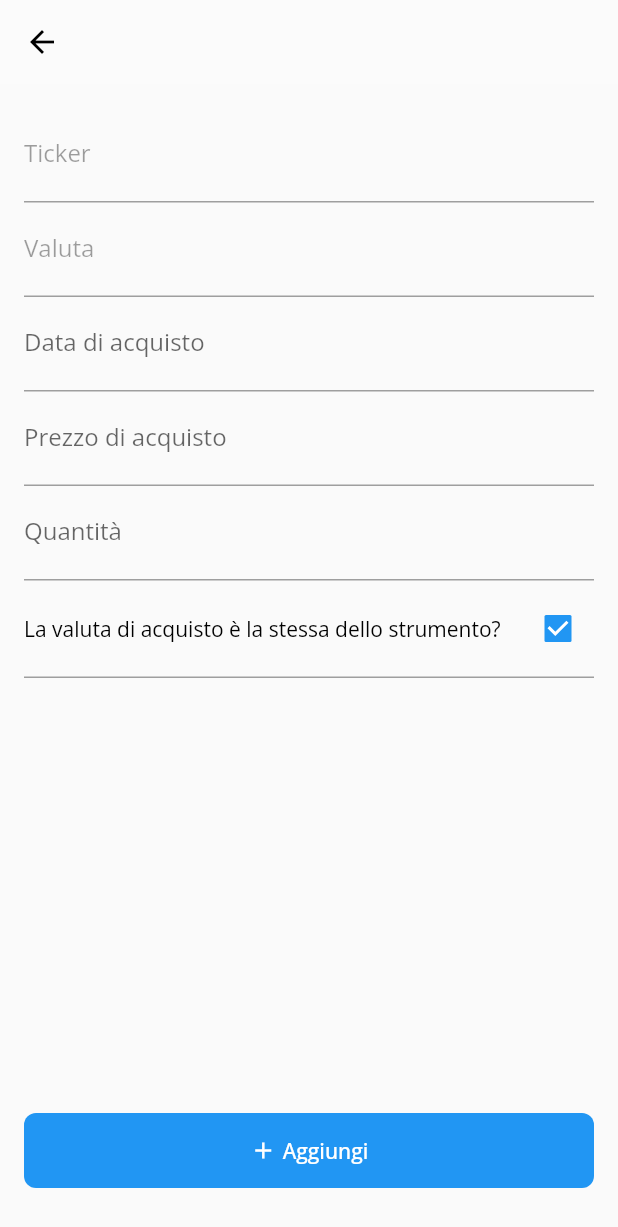
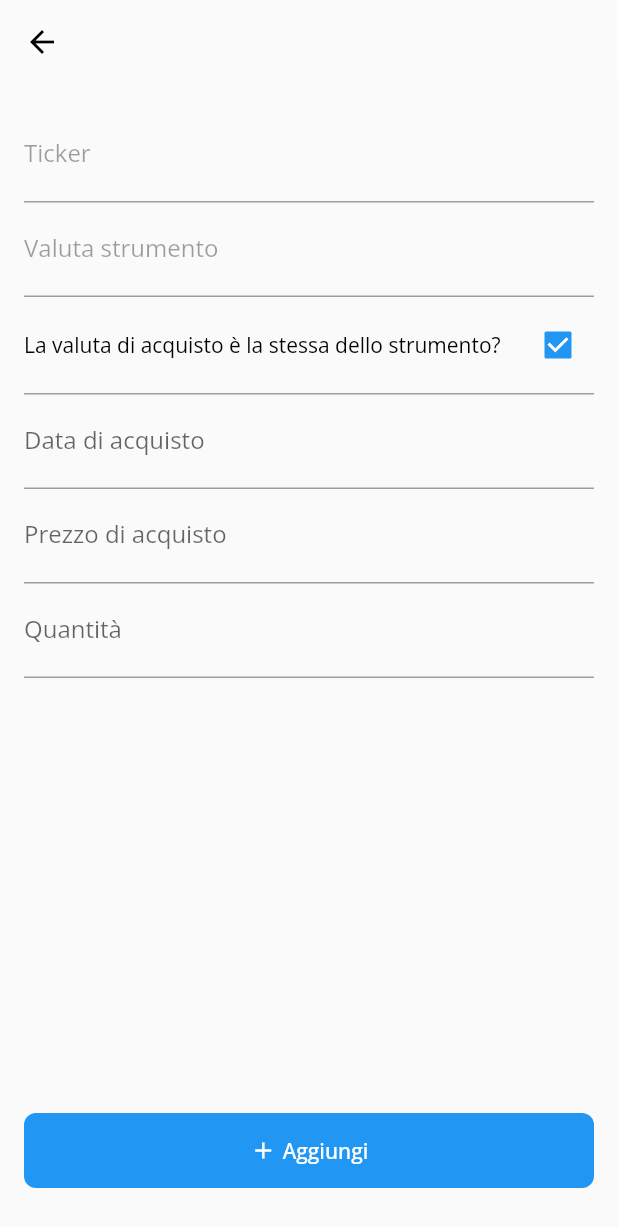
Before and after one commit to giordy16/net-worth-manager, a Flutter app: the AddTransactionPage screen opened directly with empty values, on a phone screen of 412 x 824 dp. Shown: the top 1227 px of the screen. Run offline on Flutter 3.47's test engine with Material 2 defaults, Android fonts, the phone set to English and light mode, and no system bars; our stand-ins replace floor, get, google_fonts, sqflite; missing offline and left inert: forex_conversion; accounts and stored records are empty; generated files the repository leaves out were written again.

Commit message:
DEV | improved add transaction

```diff
--- a/lib/data/MarketPosition.dart
+++ b/lib/data/MarketPosition.dart
@@ -10,7 +10,7 @@ class MarketPosition {
   MarketPosition(this.product, this.transactionsList);
 
   double getCurrentValue() {
-    return getTotQt() * product.lastPrice;
+    return getTotQt() * product.lastPriceOnMainCurrency;
   }
 
   double getTotQt() {
@@ -43,7 +43,7 @@ class MarketPosition {
   }
 
   double getDelta() {
-    return (product.lastPrice - getAvgPrice()) * getTotQt();
+    return (product.lastPriceOnMainCurrency - getAvgPrice()) * getTotQt();
   }
 
   double getDeltaPerc() {
--- a/lib/data/ProductEntity.dart
+++ b/lib/data/ProductEntity.dart
@@ -1,14 +1,29 @@
 import 'package:floor/floor.dart';
+import 'package:forex_conversion/forex_conversion.dart';
 
 @entity
 class ProductEntity {
-  @PrimaryKey() final String ticker;
+  @PrimaryKey()
+  final String ticker;
   final String name;
   final String type;
   final String currency;
   double lastPrice;
+  double lastPriceOnMainCurrency;
   final String? isin;
   final double? annualTer;
 
-  ProductEntity(this.name, this.ticker, this.type, this.currency, this.lastPrice, {this.isin, this.annualTer});
+  ProductEntity(this.name, this.ticker, this.type, this.currency,
+      this.lastPrice, this.lastPriceOnMainCurrency,
+      {this.isin, this.annualTer});
+
+  Future<void> updateLastPrice(double price) async {
+    final fx = Forex();
+
+    lastPrice = price;
+    lastPriceOnMainCurrency = await fx.getCurrencyConverted(
+        sourceCurrency: currency,
+        destinationCurrency: "EUR", // todo change with main currency
+        sourceAmount: lastPrice);
+  }
 }
--- a/lib/data/TransactionEntity.dart
+++ b/lib/data/TransactionEntity.dart
@@ -12,7 +12,7 @@ class TransactionEntity {
   final String date;
   final double price;
   final double qt;
-  final double priceChange;
+  final String currencyTransaction;
 
-  TransactionEntity(this.date, this.price, this.qt, this.priceChange, this.product);
+  TransactionEntity(this.date, this.price, this.qt, this.currencyTransaction, this.product);
 }
--- a/lib/domain/repository/alphaVantage/AlphaVantageRepImp.dart
+++ b/lib/domain/repository/alphaVantage/AlphaVantageRepImp.dart
@@ -26,7 +26,7 @@ class AlphaVantageRepImp extends GetConnect implements AlphaVantageRep {
       print(response.request?.url);
       return TickerSearchList.fromJson(response.body)
           .bestMatches
-          .map((e) => ProductEntity(e.name, e.symbol, e.type, e.currency, 0))
+          .map((e) => ProductEntity(e.name, e.symbol, e.type, e.currency, 0, 0))
           .toList();
     } catch (e) {
       print("searchTicker error: $e");
--- a/lib/ui/home/InitialScreenBindings.dart
+++ b/lib/ui/home/InitialScreenBindings.dart
@@ -11,6 +11,5 @@ class InitialScreenBindings implements Bindings {
     Get.lazyPut(() => InvestmentsController());
     Get.lazyPut(() => TransactionRepoImpl());
     Get.lazyPut(() => ProductRepoImpl());
-
   }
 }
--- a/lib/ui/investments/AddTransactionPage.dart
+++ b/lib/ui/investments/AddTransactionPage.dart
@@ -1,10 +1,10 @@
-import 'package:flutter/cupertino.dart';
 import 'package:flutter/material.dart';
 import 'package:flutter/services.dart';
 import 'package:get/get.dart';
 import 'package:net_worth_manager/data/TransactionEntity.dart';
 import 'package:net_worth_manager/ui/home/HomePage.dart';
 import 'package:net_worth_manager/utils/TextStyles.dart';
+import 'package:net_worth_manager/utils/extensions/WidgetCurrency.dart';
 
 import '../../data/ProductEntity.dart';
 import '../widgets/TopHeader.dart';
@@ -15,7 +15,7 @@ class AddTransactionPage extends StatelessWidget {
 
   AddTransactionPage(this.product);
 
-  final InvestmentsController controller = Get.put(InvestmentsController());
+  late InvestmentsController controller;
 
   TextEditingController tickerController = TextEditingController();
   TextEditingController currencyController = TextEditingController();
@@ -23,6 +23,7 @@ class AddTransactionPage extends StatelessWidget {
   TextEditingController priceController = TextEditingController();
   TextEditingController quantityController = TextEditingController();
   TextEditingController changeCurrencyController = TextEditingController();
+  RxBool sameCurrency = true.obs;
 
   int lastDateControllerLength = 0;
 
@@ -30,12 +31,13 @@ class AddTransactionPage extends StatelessWidget {
 
   @override
   Widget build(BuildContext context) {
+    controller = Get.put(InvestmentsController());
+
     tickerController.text = product.ticker;
     currencyController.text = product.currency;
     dateController.addListener(onDateTextEdit);
 
-    return Obx(
-      () => Scaffold(
+    return Obx(() => Scaffold(
         resizeToAvoidBottomInset: false,
         appBar: TopHeader(product.name),
         floatingActionButtonLocation: FloatingActionButtonLocation.centerFloat,
@@ -45,7 +47,8 @@ class AddTransactionPage extends StatelessWidget {
           child: FilledButton(
             style: ButtonStyle(
                 shape: MaterialStateProperty.all<RoundedRectangleBorder>(
-                      RoundedRectangleBorder(borderRadius: BorderRadius.circular(8)))),
+                    RoundedRectangleBorder(
+                        borderRadius: BorderRadius.circular(8)))),
             onPressed: () {
               if (_formKey.currentState?.validate() == true) {
                 addTransaction();
@@ -95,7 +98,7 @@ class AddTransactionPage extends StatelessWidget {
                         TextFormField(
                           decoration: InputDecoration(
                             border: InputBorder.none,
-                              labelText: 'Valuta',
+                            labelText: 'Valuta strumento',
                           ),
                           enabled: false,
                           controller: currencyController,
@@ -108,8 +111,63 @@ class AddTransactionPage extends StatelessWidget {
                           width: double.infinity,
                           color: Colors.grey,
                         ),
+                        Container(
+                          margin: EdgeInsets.symmetric(vertical: 8),
+                          child: Row(
+                            mainAxisSize: MainAxisSize.max,
+                            mainAxisAlignment: MainAxisAlignment.spaceBetween,
+                            children: [
+                              Expanded(
+                                  child: Text(
+                                      "La valuta di acquisto è la stessa dello strumento?",
+                                      style: smallTextTS())),
+                              Checkbox(
+                                  value: sameCurrency.value,
+                                  onChanged: (value) {
+                                    sameCurrency.value = value!;
+                                  })
+                            ],
+                          ),
+                        ),
+                        Container(
+                          height: 1,
+                          width: double.infinity,
+                          color: Colors.grey,
+                        ),
+                        Visibility(
+                            visible: !sameCurrency.value,
+                            child: Column(
+                              children: [
                                 TextFormField(
-                            inputFormatters: [LengthLimitingTextInputFormatter(10)],
+                                    decoration: InputDecoration(
+                                      border: InputBorder.none,
+                                      labelText: 'Valuta di acquisto',
+                                    ),
+                                    readOnly: true,
+                                    controller: changeCurrencyController,
+                                    validator: (value) {
+                                      return fieldValidator(value);
+                                    },
+                                    onTap: () {
+                                      showCurrencySelector(context, (value) {
+                                        changeCurrencyController.value =
+                                            TextEditingValue(text: value);
+                                      });
+                                    },
+                                    keyboardType:
+                                        TextInputType.numberWithOptions(
+                                            decimal: true)),
+                                Container(
+                                  height: 1,
+                                  width: double.infinity,
+                                  color: Colors.grey,
+                                ),
+                              ],
+                            )),
+                        TextFormField(
+                          inputFormatters: [
+                            LengthLimitingTextInputFormatter(10)
+                          ],
                           decoration: InputDecoration(
                             border: InputBorder.none,
                             labelText: 'Data di acquisto',
@@ -134,7 +192,8 @@ class AddTransactionPage extends StatelessWidget {
                             validator: (value) {
                               return fieldValidator(value);
                             },
-                              keyboardType: TextInputType.numberWithOptions(decimal: true)),
+                            keyboardType:
+                                TextInputType.numberWithOptions(decimal: true)),
                         Container(
                           height: 1,
                           width: double.infinity,
@@ -149,63 +208,19 @@ class AddTransactionPage extends StatelessWidget {
                             validator: (value) {
                               return fieldValidator(value);
                             },
-                              keyboardType: TextInputType.numberWithOptions(decimal: true)),
-                          Container(
-                            height: 1,
-                            width: double.infinity,
-                            color: Colors.grey,
-                          ),
-                          Container(
-                            margin: EdgeInsets.symmetric(vertical: 8),
-                            child: Row(
-                              mainAxisSize: MainAxisSize.max,
-                              mainAxisAlignment: MainAxisAlignment.spaceBetween,
-                              children: [
-                                Expanded(
-                                    child: Text(
-                                        "La valuta di acquisto è la stessa dello strumento?",
-                                        style: smallTextTextStyle())),
-                                Checkbox(
-                                    value: controller.sameValueCheckBox.value,
-                                    onChanged: (value) {
-                                      controller.sameValueCheckBox.value = value!;
-                                    })
-                              ],
-                            ),
-                          ),
-                          Container(
-                            height: 1,
-                            width: double.infinity,
-                            color: Colors.grey,
-                          ),
-                          Visibility(
-                              visible: !controller.sameValueCheckBox.value,
-                              child: Column(
-                                children: [
-                                  TextFormField(
-                                      decoration: InputDecoration(
-                                        border: InputBorder.none,
-                                        labelText: 'Tasso di cambio',
-                                      ),
-                                      controller: changeCurrencyController,
-                                      validator: (value) {
-                                        return fieldValidator(value);
-                                      },
-                                      keyboardType: TextInputType.numberWithOptions(decimal: true)),
+                            keyboardType:
+                                TextInputType.numberWithOptions(decimal: true)),
                         Container(
                           height: 1,
                           width: double.infinity,
                           color: Colors.grey,
                         ),
                       ],
-                              ))
-                        ],
                     ),
                   ),
                 )),
           ),
-          )),
-    );
+        )));
   }
 
   Future<void> addTransaction() async {
@@ -214,7 +229,9 @@ class AddTransactionPage extends StatelessWidget {
             dateController.text,
             double.parse(priceController.text),
             double.parse(quantityController.text),
-            controller.sameValueCheckBox.value ? 1 : double.parse(changeCurrencyController.text),
+            sameCurrency.value
+                ? currencyController.text
+                : changeCurrencyController.text,
             product.ticker),
         product);
 
@@ -227,10 +244,12 @@ class AddTransactionPage extends StatelessWidget {
     if (lastDateControllerLength < dateController.text.length) {
       if (dateController.text.length == 2) {
         dateController.text = "${dateController.text}/";
-        dateController.selection = TextSelection.collapsed(offset: dateController.text.length);
+        dateController.selection =
+            TextSelection.collapsed(offset: dateController.text.length);
       } else if (dateController.text.length == 5) {
         dateController.text = "${dateController.text}/";
-        dateController.selection = TextSelection.collapsed(offset: dateController.text.length);
+        dateController.selection =
+            TextSelection.collapsed(offset: dateController.text.length);
       }
     }
     lastDateControllerLength = dateController.text.length;
--- a/lib/ui/widgets/SearchMarketItem.dart
+++ b/lib/ui/widgets/SearchMarketItem.dart
@@ -31,17 +31,17 @@ class SearchMarketWidget extends StatelessWidget {
                 Expanded(
                   child: Text(
                     product.name,
-                    style: normalTextTextStyle(),
+                    style: normalTextTS(),
                     overflow: TextOverflow.ellipsis,
                     maxLines: 1,
                   ),
                 ),
                 SizedBox(width: 4),
-                Text(product.ticker, style: subTitleTextStyle())
+                Text(product.ticker, style: subTitleTS())
               ],
             ),
             SizedBox(height: 4),
-            Text(product.type, style: smallTextTextStyle()),
+            Text(product.type, style: smallTextTS()),
             SizedBox(height: 16),
             Container(height: 1, width: double.infinity, color: Colors.grey)
           ],
--- a/lib/ui/widgets/TopHeader.dart
+++ b/lib/ui/widgets/TopHeader.dart
@@ -7,6 +7,6 @@ AppBar TopHeader(String title) {
     backgroundColor: Colors.white24,
     elevation: 0,
     iconTheme: IconThemeData(color: Colors.black),
-    title: Text(title, style: subTitleTextStyle()),
+    title: Text(title, style: subTitleTS()),
   );
 }
--- a/lib/utils/extensions/NumberExtension.dart
+++ b/lib/utils/extensions/NumberExtension.dart
@@ -3,7 +3,7 @@ import 'package:intl/intl.dart';
 extension NumberExtension on double {
 
   String formatted() {
-    var nf = NumberFormat.simpleCurrency();
+    var nf = NumberFormat.simpleCurrency(name: "EUR");
     return nf.format(this);
   }
 
--- a/pubspec.yaml
+++ b/pubspec.yaml
@@ -39,6 +39,7 @@ dependencies:
   get: ^4.6.5
   floor: ^1.4.2
   intl: ^0.18.1
+  forex_conversion: ^0.2.5+1
 
 dev_dependencies:
   flutter_test:
```
Also changed, not shown: lib/ui/investments/InvestmentsPage.dart (+8 -8 lines), lib/ui/investments/controller/InvestementsController.dart (+27 -17 lines), lib/ui/widgets/MarketPositionListItem.dart (+4 -4 lines), lib/utils/TextStyles.dart (+9 -5 lines), lib/utils/extensions/WidgetCurrency.dart (added, +60 -0 lines), lib/domain/database/AppDatabase.g.dart, pubspec.lock, 3 other files. Lines whose indentation alone changed are shown as unchanged.
